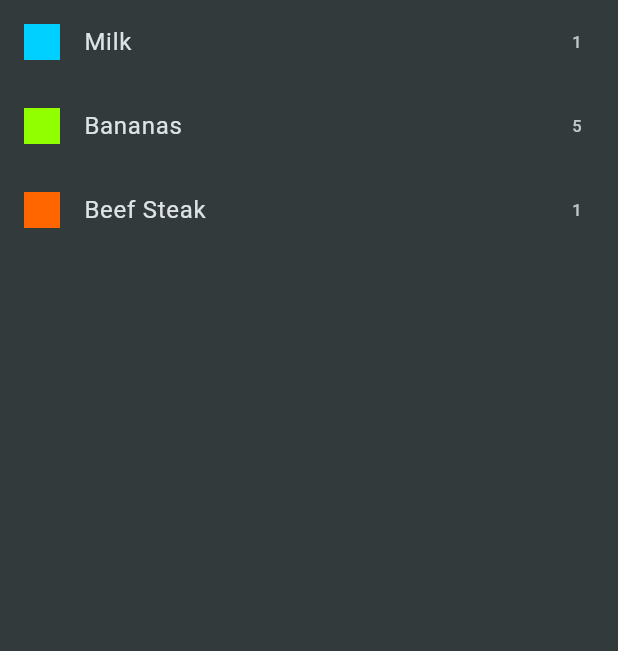
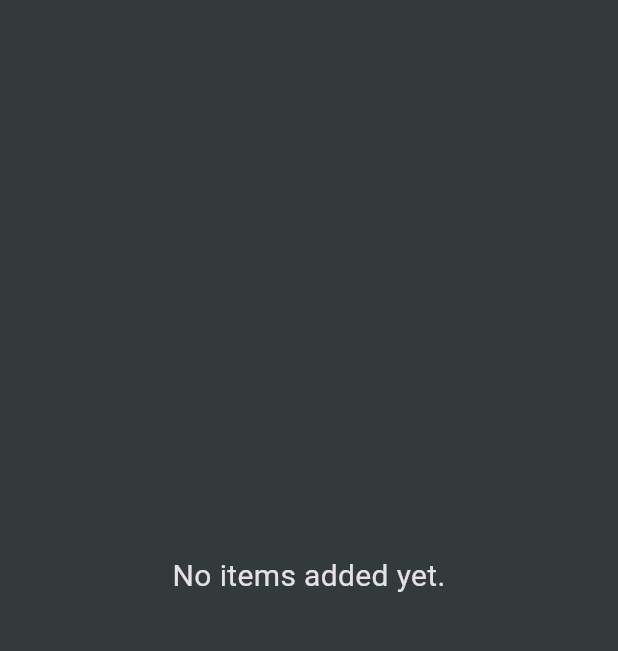
Before and after one commit to fszabi/flutter_shopping_list, a Flutter app: the screen it shows after launch, on a phone screen of 412 x 824 dp, the part 84-735 px from its top. Run offline on Flutter 3.47's test engine with Material 3 defaults, Android fonts, the phone set to English and light mode, and no system bars.

Commit message:
learned about forms in flutter

```diff
--- a/lib/data/dummy_items.dart
+++ /dev/null
@@ -1,21 +0,0 @@
-import 'package:shopping_list/models/grocery_item.dart';
-import 'package:shopping_list/models/category.dart';
-import 'package:shopping_list/data/categories.dart';
-
-final groceryItems = [
-  GroceryItem(
-      id: 'a',
-      name: 'Milk',
-      quantity: 1,
-      category: categories[Categories.dairy]!),
-  GroceryItem(
-      id: 'b',
-      name: 'Bananas',
-      quantity: 5,
-      category: categories[Categories.fruit]!),
-  GroceryItem(
-      id: 'c',
-      name: 'Beef Steak',
-      quantity: 1,
-      category: categories[Categories.meat]!),
-];
--- a/lib/widgets/grocery_list.dart
+++ b/lib/widgets/grocery_list.dart
@@ -1,5 +1,5 @@
 import 'package:flutter/material.dart';
-import 'package:shopping_list/data/dummy_items.dart';
+import 'package:shopping_list/models/grocery_item.dart';
 import 'package:shopping_list/widgets/grocery.dart';
 import 'package:shopping_list/widgets/new_item.dart';
 
@@ -11,17 +11,48 @@ class GroceryList extends StatefulWidget {
 }
 
 class _GroceryListState extends State<GroceryList> {
-  void _addItem() {
-    Navigator.push(
+  final List<GroceryItem> _groceryItems = [];
+
+  void _addItem() async {
+    final newItem = await Navigator.push<GroceryItem>(
       context,
       MaterialPageRoute(
         builder: (ctx) => const NewItemScreen(),
       ),
     );
+
+    if (newItem == null) {
+      return;
+    }
+
+    setState(() {
+      _groceryItems.add(newItem);
+    });
+  }
+
+  void _removeItem(GroceryItem item) {
+    setState(() {
+      _groceryItems.remove(item);
+    });
   }
 
   @override
   Widget build(BuildContext context) {
+    Widget content = const Center(
+      child: Text(
+        'No items added yet.',
+        style: TextStyle(fontSize: 20),
+      ),
+    );
+
+    if (_groceryItems.isNotEmpty) {
+      content = ListView.builder(
+        itemCount: _groceryItems.length,
+        itemBuilder: (ctx, index) =>
+            Grocery(ctx, index, _groceryItems, _removeItem),
+      );
+    }
+
     return Scaffold(
       appBar: AppBar(
         title: const Text('Your Groceries'),
@@ -32,10 +63,7 @@ class _GroceryListState extends State<GroceryList> {
           ),
         ],
       ),
-      body: ListView.builder(
-        itemCount: groceryItems.length,
-        itemBuilder: (ctx, index) => Grocery(ctx, index),
-      ),
+      body: content,
     );
   }
 }
```
Also changed, not shown: lib/widgets/grocery.dart (+17 -3 lines), lib/widgets/new_item.dart (+10 -3 lines).
